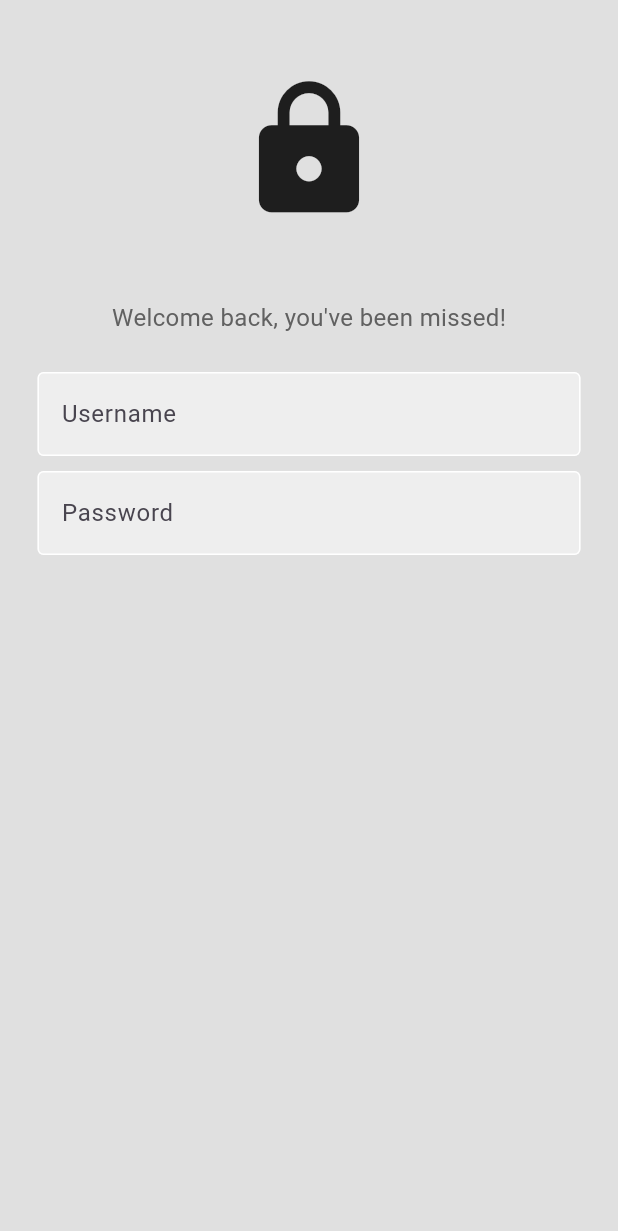
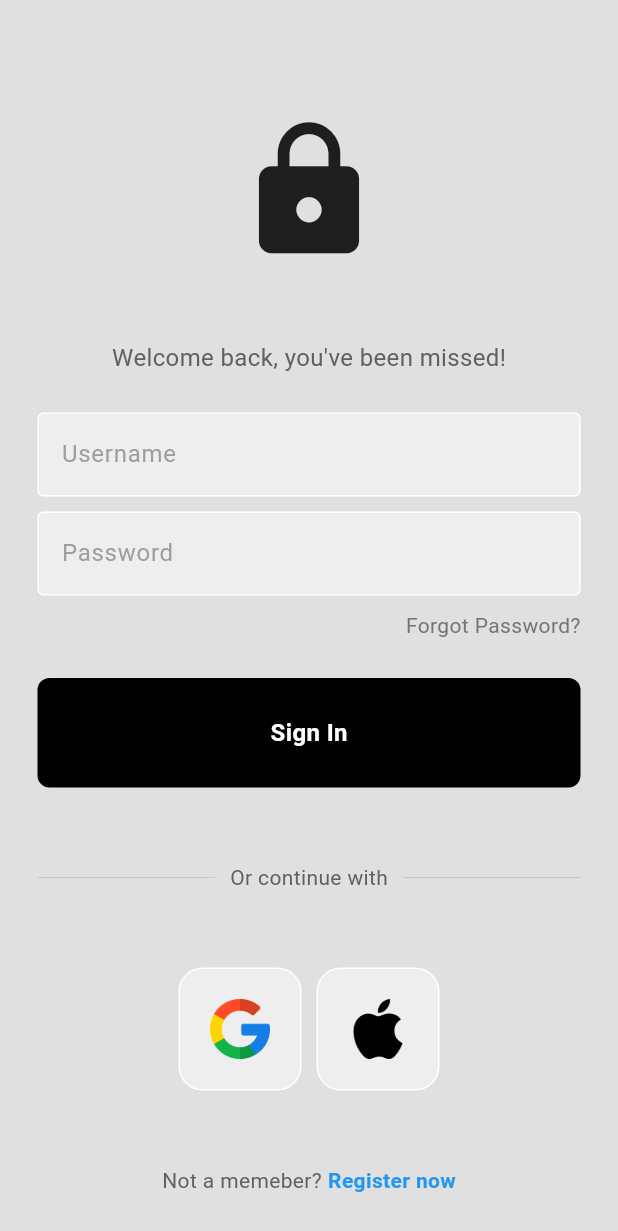
Before and after one commit to JonMirzoDev/Authentication-in-Flutter, a Flutter app: the screen it shows after launch, on a phone screen of 412 x 824 dp. Shown: the top 1231 px of the screen. Run offline on Flutter 3.47's test engine with Material 3 defaults, Android fonts, the phone set to English and light mode, and no system bars.

Commit message:
signin page ui created using different custom made compnents (textfiied, button, tile)

```diff
--- /dev/null
+++ b/lib/components/my_button.dart
@@ -0,0 +1,26 @@
+import 'package:flutter/material.dart';
+
+class MyButton extends StatelessWidget {
+  final Function()? onTap;
+  const MyButton({super.key, required this.onTap});
+
+  @override
+  Widget build(BuildContext context) {
+    return GestureDetector(
+      onTap: onTap,
+      child: Container(
+        padding: const EdgeInsets.all(25),
+        margin: const EdgeInsets.symmetric(horizontal: 25),
+        decoration: BoxDecoration(
+            color: Colors.black, borderRadius: BorderRadius.circular(8)),
+        child: const Center(
+          child: Text(
+            'Sign In',
+            style: TextStyle(
+                color: Colors.white, fontWeight: FontWeight.bold, fontSize: 16),
+          ),
+        ),
+      ),
+    );
+  }
+}
--- a/lib/components/my_textfield.dart
+++ b/lib/components/my_textfield.dart
@@ -24,7 +24,8 @@
                 borderSide: BorderSide(color: Colors.grey.shade400)),
             fillColor: Colors.grey.shade200,
             filled: true,
-            hintText: hintText),
+            hintText: hintText,
+            hintStyle: TextStyle(color: Colors.grey[500])),
       ),
     );
   }
--- /dev/null
+++ b/lib/components/square_tile.dart
@@ -0,0 +1,21 @@
+import 'package:flutter/material.dart';
+
+class SquareTile extends StatelessWidget {
+  final String imagePath;
+  const SquareTile({super.key, required this.imagePath});
+
+  @override
+  Widget build(BuildContext context) {
+    return Container(
+      padding: const EdgeInsets.all(20),
+      decoration: BoxDecoration(
+          border: Border.all(color: Colors.white),
+          borderRadius: BorderRadius.circular(16),
+          color: Colors.grey[200]),
+      child: Image.asset(
+        imagePath,
+        height: 40,
+      ),
+    );
+  }
+}
--- a/lib/pages/login_page.dart
+++ b/lib/pages/login_page.dart
@@ -1,4 +1,6 @@
+import 'package:authentication_in_flutter/components/my_button.dart';
 import 'package:authentication_in_flutter/components/my_textfield.dart';
+import 'package:authentication_in_flutter/components/square_tile.dart';
 import 'package:flutter/material.dart';
 
 class LoginPage extends StatelessWidget {
@@ -7,6 +9,8 @@
   final usernameController = TextEditingController();
   final passwordController = TextEditingController();
 
+  void signUserIn() {}
+
   @override
   Widget build(BuildContext context) {
     return Scaffold(
@@ -14,6 +18,7 @@
       body: SafeArea(
         child: Center(
           child: Column(
+            mainAxisAlignment: MainAxisAlignment.center,
             children: [
               const SizedBox(
                 height: 50,
@@ -44,6 +49,87 @@
                 controller: passwordController,
                 hintText: 'Password',
                 obscureText: true,
+              ),
+              const SizedBox(
+                height: 10,
+              ),
+              Padding(
+                padding: const EdgeInsets.only(right: 25.0),
+                child: Row(
+                  mainAxisAlignment: MainAxisAlignment.end,
+                  children: [
+                    Text(
+                      'Forgot Password?',
+                      style: TextStyle(color: Colors.grey[600]),
+                    ),
+                  ],
+                ),
+              ),
+              const SizedBox(
+                height: 25,
+              ),
+              MyButton(
+                onTap: signUserIn,
+              ),
+              const SizedBox(
+                height: 50,
+              ),
+              Padding(
+                padding: const EdgeInsets.symmetric(horizontal: 25.0),
+                child: Row(
+                  children: [
+                    Expanded(
+                        child: Divider(
+                      thickness: 0.5,
+                      color: Colors.grey[400],
+                    )),
+                    Padding(
+                      padding: const EdgeInsets.symmetric(horizontal: 10.0),
+                      child: Text(
+                        'Or continue with',
+                        style: TextStyle(color: Colors.grey[700]),
+                      ),
+                    ),
+                    Expanded(
+                        child: Divider(
+                      thickness: 0.5,
+                      color: Colors.grey[400],
+                    ))
+                  ],
+                ),
+              ),
+              const SizedBox(
+                height: 50,
+              ),
+              const Row(
+                mainAxisAlignment: MainAxisAlignment.center,
+                children: [
+                  SquareTile(imagePath: 'lib/images/google.png'),
+                  SizedBox(
+                    width: 10,
+                  ),
+                  SquareTile(imagePath: 'lib/images/apple.png')
+                ],
+              ),
+              const SizedBox(
+                height: 50,
+              ),
+              Row(
+                mainAxisAlignment: MainAxisAlignment.center,
+                children: [
+                  Text(
+                    'Not a memeber?',
+                    style: TextStyle(color: Colors.grey[700]),
+                  ),
+                  const SizedBox(
+                    width: 4,
+                  ),
+                  const Text(
+                    'Register now',
+                    style: TextStyle(
+                        color: Colors.blue, fontWeight: FontWeight.bold),
+                  )
+                ],
               )
             ],
           ),
--- a/pubspec.yaml
+++ b/pubspec.yaml
@@ -58,7 +58,7 @@
 
   # To add assets to your application, add an assets section, like this:
   assets:
-    - lib/images
+    - lib/images/
   #   - images/a_dot_ham.jpeg
 
   # An image asset can refer to one or more resolution-specific "variants", see
```
